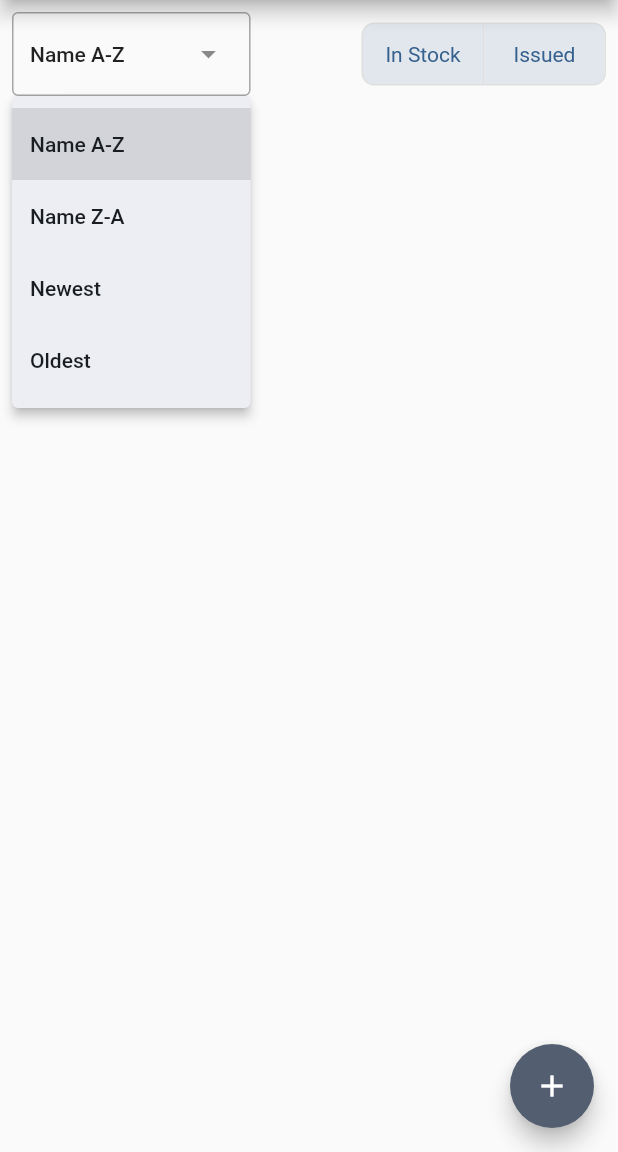
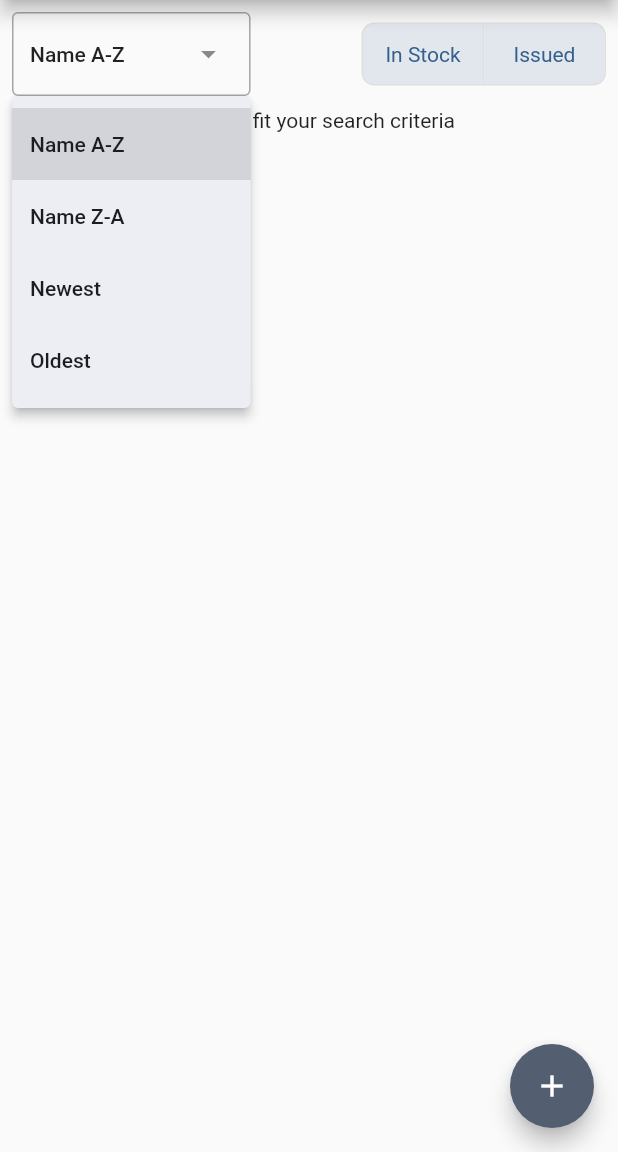
Before and after one commit to 19tbusst/Y13_GUI_Project, a Flutter app: the screen it shows after launch, after a tap on "Name A-Z", on a phone screen of 412 x 824 dp, the part 84-1236 px from its top. Run offline on Flutter 3.47's test engine with Material 2 defaults, Android fonts, the phone set to English and light mode, and no system bars; drawn by our look-alikes of easy_search_bar; our stand-ins replace file_picker, firebase_core, firebase_database, firebase_storage, font_awesome_flutter; missing offline and left inert: desktop_window; accounts and stored records are empty.

Commit message:
Made text show when no cards fit search

```diff
--- a/lib/HomePage/home_page.dart
+++ b/lib/HomePage/home_page.dart
@@ -139,6 +139,32 @@ class _HomePageState extends State<HomePage> {
       offsetHeight = Platform.isIOS || Platform.isAndroid ? 188 : offsetHeight;
     }
 
+    List<Widget?> usedCards = [];
+    bool isEmpty = true;
+    usedCards.addAll(_items.map((item) {
+      // Only show items that match the search query
+      String search = appState.searchQuery.toLowerCase();
+      bool isSearched = item.name.toLowerCase().startsWith(search);
+
+      if (!isSearched && appState.searchQuery.isNotEmpty) {
+        return Container();
+      }
+
+      // hides items that are toggled off
+      bool isStockToggle = !item.isIssued && appState.isShowingReturned;
+      bool isIssueToggle = item.isIssued && appState.isShowingIssued;
+
+      if (!isIssueToggle && !isStockToggle) {
+        // pass the item to the ItemCard
+        return null;
+      }
+
+      isEmpty = false;
+      return ItemCard(item: item);
+    }).toList());
+
+    print(isEmpty);
+
     // return the home page
     return Column(
       children: [
@@ -161,26 +187,13 @@ class _HomePageState extends State<HomePage> {
           child: ListView(
             shrinkWrap: false,
             // maps items to ItemCards
-            children: _items.map((item) {
-              // Only show items that match the search query
-              String search = appState.searchQuery.toLowerCase();
-              bool isSearched = item.name.toLowerCase().startsWith(search);
-
-              if (!isSearched && appState.searchQuery.isNotEmpty) {
-                return Container();
-              }
-
-              // hides items that are toggled off
-              bool isStockToggle = !item.isIssued && appState.isShowingReturned;
-              bool isIssueToggle = item.isIssued && appState.isShowingIssued;
-
-              if (!isIssueToggle && !isStockToggle) {
-                // pass the item to the ItemCard
-                return Container();
-              }
-
-              return ItemCard(item: item);
-            }).toList(),
+            children: !isEmpty
+                ? usedCards.whereType<Widget>().toList()
+                : [
+                    const Center(
+                      child: Text("No items fit your search criteria"),
+                    ),
+                  ],
           ),
         )
       ],
```
Also changed, not shown: 1 other file.
